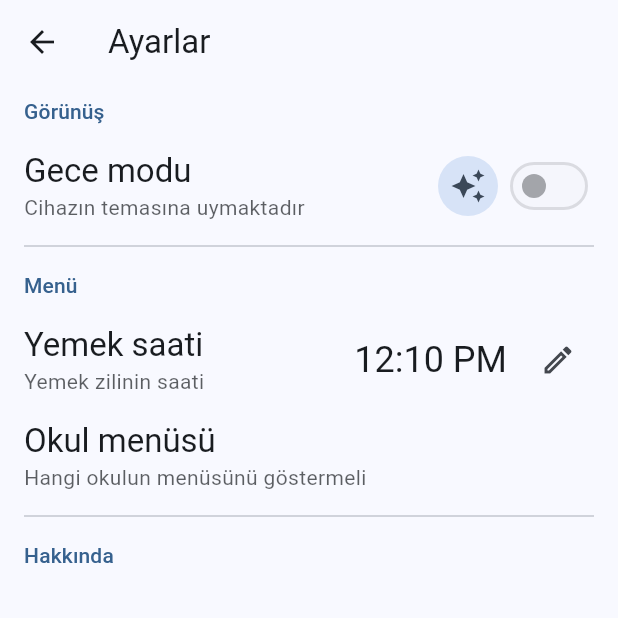
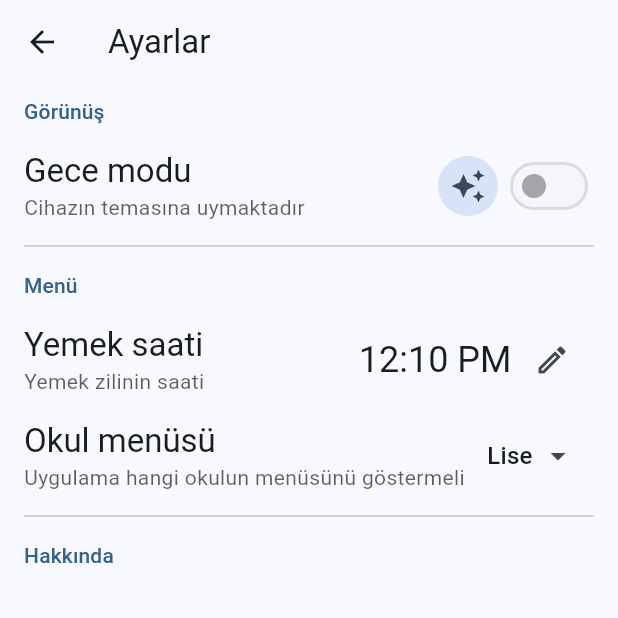
Before and after one commit to IAmThe2ndHuman/ted_yemek, a Flutter app: the Settings screen opened by its route, on a phone screen of 412 x 824 dp, the top half of it. Run offline on Flutter 3.47's test engine with Material 2 defaults, Android fonts, the phone set to English and light mode, and no system bars; drawn by our look-alikes of dynamic_color; our stand-ins replace awesome_notifications, bloc, equatable, flutter_bloc, flutter_svg, package_info_plus and 1 more; missing offline and left inert: workmanager; accounts and stored records are empty; network calls fail; project files that could hold a hidden picture were left out.

Commit message:
setting implemented (doesnt function

```diff
--- a/lib/pages/settings/settings.dart
+++ b/lib/pages/settings/settings.dart
@@ -53,8 +53,6 @@ class Settings extends StatelessWidget {
         title: "Yemek saati",
         description: "Yemek zilinin saati",
         actions: [
-          Text(state.lunchtimeTime.format(context), style: Theme.of(context).textTheme.headlineSmall),
-          SizedBox(width: 10),
           IconButton(
             onPressed: () async {
               final time = await showTimePicker(context: context, initialTime: state.lunchtimeTime);
@@ -62,14 +60,51 @@ class Settings extends StatelessWidget {
                 await cubit.setLunchtimeTime(time);
               }
             },
-            icon: const Icon(Icons.edit_outlined),
+            icon: Padding(
+              padding: const EdgeInsets.symmetric(horizontal: 8),
+              child: Row(
+                children: [
+                  Text(state.lunchtimeTime.format(context), style: Theme.of(context).textTheme.headlineSmall),
+                  const SizedBox(width: 15),
+                  const Icon(Icons.edit_outlined)
+                ],
+              ),
+            ),
           )
         ],
       ),
-      const SettingTile(
+      SettingTile(
         title: "Okul menüsü",
-        description: "Hangi okulun menüsünü göstermeli",
-        actions: [],
+        description: "Uygulama hangi okulun menüsünü göstermeli",
+        actions: [
+          PopupMenuButton<SchoolType>(
+              icon: Padding(
+                padding: EdgeInsets.symmetric(horizontal: 4),
+                child: Row(
+                  mainAxisSize: MainAxisSize.min,
+                  children: [
+                    Text(
+                      state.schoolType.toString(),
+                      style: Theme.of(context).textTheme.titleMedium,
+                    ),
+                    const SizedBox(width: 5),
+                    Icon(
+                      Icons.arrow_drop_down,
+                      color: Theme.of(context).colorScheme.onSurfaceVariant,
+                    )
+                  ],
+                ),
+              ),
+              onSelected: (schoolType) => cubit.setSchoolType(schoolType),
+              itemBuilder: (context) => [
+                    for (final schoolType in SchoolType.values)
+                      CheckedPopupMenuItem(
+                        checked: schoolType == state.schoolType,
+                        value: schoolType,
+                        child: Text(schoolType.toString()),
+                      )
+                  ])
+        ],
       ),
       const Divider(),
       const SettingHeaderTile(title: "Hakkında"),
```
